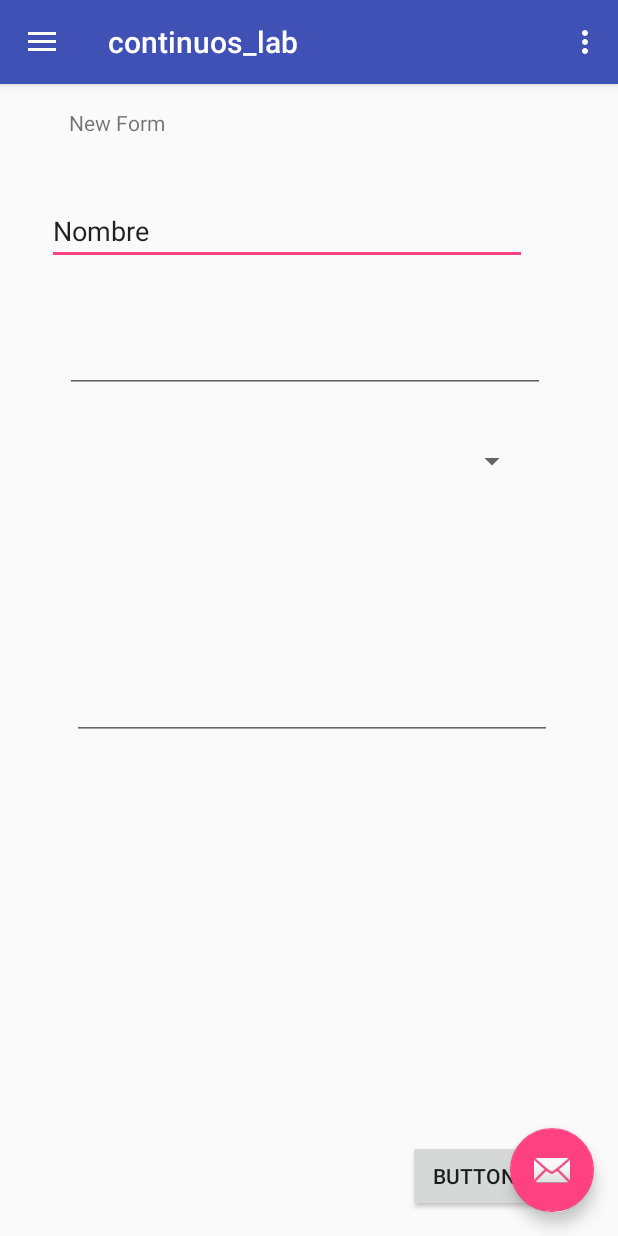
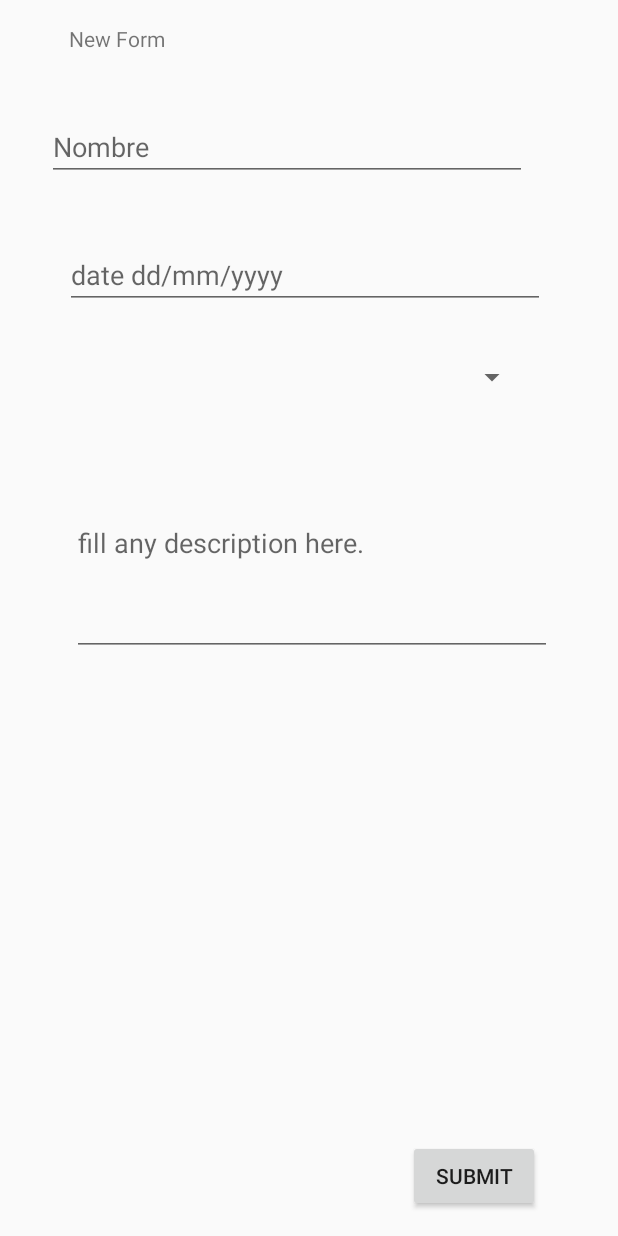
Before and after one commit to ICC-4102-APLICACIONESMOVILES/laboratorio-6-Diego-Beckdorf, an Android app: the screen it shows after launch (MainActivity), in the side drawer, after a tap on "New Form", on a phone screen of 412 x 824 dp. Run offline under Robolectric (Android 15) with nearby library versions, the phone set to English and light mode, and no system bars; our stand-ins replace Room's generated code.

Commit message:
Redefined database and fixing fragments calls.

```diff
--- a/app/src/main/java/com/example/diego/continuos_lab/MainActivity.java
+++ b/app/src/main/java/com/example/diego/continuos_lab/MainActivity.java
@@ -1,5 +1,6 @@
 package com.example.diego.continuos_lab;
 
+import android.arch.persistence.room.Room;
 import android.os.Bundle;
 import android.support.design.widget.FloatingActionButton;
 import android.support.design.widget.Snackbar;
@@ -14,13 +15,23 @@ import android.support.v7.widget.Toolbar;
 import android.view.Menu;
 import android.view.MenuItem;
 
+import com.example.diego.continuos_lab.database.AppDatabase;
+
 public class MainActivity extends AppCompatActivity
         implements NavigationView.OnNavigationItemSelectedListener {
 
+    private static final String DATABASE_NAME = "forms_db";
+    private AppDatabase appDatabase;
 
     @Override
     protected void onCreate(Bundle savedInstanceState) {
         super.onCreate(savedInstanceState);
+
+        appDatabase = Room.databaseBuilder(getApplicationContext(),
+                AppDatabase.class, DATABASE_NAME)
+                .fallbackToDestructiveMigration()
+                .build();
+
         setContentView(R.layout.activity_main);
         Toolbar toolbar = findViewById(R.id.toolbar);
         setSupportActionBar(toolbar);
@@ -147,4 +158,8 @@ public class MainActivity extends AppCompatActivity
         drawer.closeDrawer(GravityCompat.START);
         return true;
     }
+
+    public AppDatabase getAppDatabase() {
+        return appDatabase;
+    }
 }
--- a/app/src/main/java/com/example/diego/continuos_lab/NewFormFragment.java
+++ b/app/src/main/java/com/example/diego/continuos_lab/NewFormFragment.java
@@ -4,9 +4,14 @@ import android.content.Context;
 import android.net.Uri;
 import android.os.Bundle;
 import android.support.v4.app.Fragment;
+import android.support.v4.app.FragmentActivity;
 import android.view.LayoutInflater;
 import android.view.View;
 import android.view.ViewGroup;
+import android.widget.Button;
+
+import com.example.diego.continuos_lab.database_interface.DaoAccess;
+import com.example.diego.continuos_lab.database_orm.Form;
 
 
 /**
@@ -52,10 +57,36 @@ public class NewFormFragment extends Fragment {
     @Override
     public void onCreate(Bundle savedInstanceState) {
         super.onCreate(savedInstanceState);
+
         if (getArguments() != null) {
             mParam1 = getArguments().getString(ARG_PARAM1);
             mParam2 = getArguments().getString(ARG_PARAM2);
         }
+
+        final MainActivity activity = (MainActivity) getActivity();
+        activity.setContentView(R.layout.fragment_new_form);
+
+        final Button button = activity.findViewById(R.id.formSubmit);
+        button.setOnClickListener(new View.OnClickListener() {
+            public void onClick(View v) {
+                View nameView = v.findViewById(R.id.name);
+                final String name = nameView.toString();
+                View dateView = v.findViewById(R.id.date);
+                final String date = dateView.toString();
+                View categoryView = v.findViewById(R.id.category);
+                final String category = categoryView.toString();
+                View descriptionView = v.findViewById(R.id.description);
+                final String description = descriptionView.toString();
+                new Thread(new Runnable() {
+                    @Override
+                    public void run() {
+                        Form newForm = new Form(name, date, category, description);
+                        DaoAccess dao = activity.getAppDatabase().daoAccess();
+                        dao.insertSingleForm(newForm);
+                    }
+                }).start();
+            }
+        });
     }
 
     @Override
--- /dev/null
+++ b/app/src/main/java/com/example/diego/continuos_lab/database/AppDatabase.java
@@ -0,0 +1,17 @@
+package com.example.diego.continuos_lab.database;
+
+import android.arch.persistence.room.Database;
+import android.arch.persistence.room.RoomDatabase;
+
+import com.example.diego.continuos_lab.database_interface.DaoAccess;
+import com.example.diego.continuos_lab.database_orm.User;
+import com.example.diego.continuos_lab.database_orm.Form;
+import com.example.diego.continuos_lab.database_orm.Question;
+import com.example.diego.continuos_lab.database_orm.Answer;
+import com.example.diego.continuos_lab.database_orm.AnswerSet;
+
+@Database(entities = {User.class, Form.class, Question.class, Answer.class, AnswerSet.class},
+        version = 1, exportSchema = false)
+public abstract class AppDatabase extends RoomDatabase {
+    public abstract DaoAccess daoAccess() ;
+}
--- a/app/src/main/java/com/example/diego/continuos_lab/database_interface/DaoAccess.java
+++ b/app/src/main/java/com/example/diego/continuos_lab/database_interface/DaoAccess.java
@@ -1,8 +1,84 @@
 package com.example.diego.continuos_lab.database_interface;
 
-/**
- * Created by diego on 10-04-2018.
- */
+import android.arch.persistence.room.Dao;
+import android.arch.persistence.room.Delete;
+import android.arch.persistence.room.Insert;
+import android.arch.persistence.room.OnConflictStrategy;
+import android.arch.persistence.room.Query;
+import android.arch.persistence.room.Update;
 
+import com.example.diego.continuos_lab.database_orm.Answer;
+import com.example.diego.continuos_lab.database_orm.AnswerSet;
+import com.example.diego.continuos_lab.database_orm.Form;
+import com.example.diego.continuos_lab.database_orm.Question;
+import com.example.diego.continuos_lab.database_orm.User;
+
+import java.util.List;
+
+@Dao
 public interface DaoAccess {
+    //region Single Insertion
+    @Insert
+    void insertSingleUSer(User user);
+    @Insert
+    void insertSingleForm(Form form);
+    @Insert
+    void insertSingleQuestion(Question question);
+    @Insert
+    void insertSingleAnswer(Answer answer);
+    @Insert
+    void insertSingleAnswerSet(AnswerSet answerSet);
+    //endregion
+
+    //region Get all
+    @Query  ("SELECT * FROM User")
+    List<User> getUsers();
+    @Query  ("SELECT * FROM Form")
+    List<Form> getForms();
+    @Query  ("SELECT * FROM Question")
+    List<Question> getQuestions();
+    @Query  ("SELECT * FROM Answer")
+    List<Answer> getAnswers();
+    @Query  ("SELECT * FROM AnswerSet")
+    List<AnswerSet> getAnswerSets();
+    //endregion
+
+    //region Get by id
+    @Query ("SELECT * FROM User WHERE userId = :userId")
+    User getUser(int userId);
+    @Query ("SELECT * FROM Form WHERE formId = :formId")
+    Form getForm(int formId);
+    @Query ("SELECT * FROM Question WHERE questionId = :questionId")
+    Question getQuestion(int questionId);
+    @Query ("SELECT * FROM Answer WHERE answerId = :answerId")
+    Answer getAnswer(int answerId);
+    @Query ("SELECT * FROM AnswerSet WHERE answerSetId = :answerSetId")
+    AnswerSet getAnswerSet(int answerSetId);
+    //endregion
+
+    //region Update
+    @Update
+    void updateUser(User user);
+    @Update
+    void updateForm(Form form);
+    @Update
+    void updateQuestion(Question question);
+    @Update
+    void updateAnswer(Answer answer);
+    @Update
+    void updateAnswerSet(AnswerSet answerSet);
+    //endregion
+
+    //region Delete
+    @Delete
+    void deleteUser(User user);
+    @Delete
+    void deleteForm(Form form);
+    @Delete
+    void deleteQuestion(Question question);
+    @Delete
+    void deleteAnswer(Answer answer);
+    @Delete
+    void deleteAnswerSet(AnswerSet answerSet);
+    //endregion
 }
--- a/app/src/main/java/com/example/diego/continuos_lab/database_orm/Form.java
+++ b/app/src/main/java/com/example/diego/continuos_lab/database_orm/Form.java
@@ -14,7 +14,11 @@ public class Form {
     private String category;
     private String description;
 
-    public Form() {
+    public Form(String name, String date, String category, String description) {
+        this.name = name;
+        this.date = date;
+        this.category = category;
+        this.description = description;
     }
 
     @NonNull
--- a/app/src/main/res/layout/content_main.xml
+++ b/app/src/main/res/layout/content_main.xml
@@ -1,5 +1,6 @@
 <?xml version="1.0" encoding="utf-8"?>
-<android.support.constraint.ConstraintLayout xmlns:android="http://schemas.android.com/apk/res/android"
+<android.support.constraint.ConstraintLayout
+    xmlns:android="http://schemas.android.com/apk/res/android"
     xmlns:app="http://schemas.android.com/apk/res-auto"
     xmlns:tools="http://schemas.android.com/tools"
     android:layout_width="match_parent"
--- a/app/src/main/res/layout/fragment_new_form.xml
+++ b/app/src/main/res/layout/fragment_new_form.xml
@@ -1,3 +1,8 @@
+<FrameLayout xmlns:android="http://schemas.android.com/apk/res/android"
+    xmlns:tools="http://schemas.android.com/tools"
+    android:layout_width="match_parent"
+    android:layout_height="match_parent"
+    tools:context="com.example.diego.continuos_lab.SummaryFragment">
     <android.support.constraint.ConstraintLayout xmlns:android="http://schemas.android.com/apk/res/android"
         xmlns:app="http://schemas.android.com/apk/res-auto"
         xmlns:tools="http://schemas.android.com/tools"
@@ -16,73 +21,76 @@
             android:layout_marginEnd="16dp"
             android:layout_marginStart="16dp"
             android:layout_marginTop="16dp"
-        android:text="New Form"
-        app:layout_constraintBottom_toTopOf="@+id/editText"
+            android:text="@string/new_form_title"
+            app:layout_constraintBottom_toTopOf="@+id/name"
             app:layout_constraintEnd_toEndOf="parent"
             app:layout_constraintStart_toStartOf="parent"
             app:layout_constraintTop_toTopOf="parent" />
 
         <EditText
-        android:id="@+id/editText"
+            android:id="@+id/name"
             android:layout_width="320dp"
             android:layout_height="wrap_content"
             android:layout_marginBottom="40dp"
             android:layout_marginStart="16dp"
             android:ems="10"
             android:inputType="textPersonName"
-        android:text="Nombre"
-        app:layout_constraintBottom_toTopOf="@+id/editText6"
+            android:hint="@string/form_name_hint"
+            app:layout_constraintBottom_toTopOf="@+id/date"
             app:layout_constraintEnd_toEndOf="@+id/textView2"
             app:layout_constraintStart_toStartOf="parent"
             app:layout_constraintTop_toBottomOf="@+id/textView2" />
 
         <EditText
-        android:id="@+id/editText5"
+            android:id="@+id/date"
+            android:layout_width="320dp"
+            android:layout_height="wrap_content"
+            android:layout_marginBottom="33dp"
+            android:layout_marginEnd="22dp"
+            android:layout_marginStart="16dp"
+            android:ems="10"
+            android:hint="@string/form_date_hint"
+            android:inputType="date"
+            app:layout_constraintBottom_toTopOf="@+id/category"
+            app:layout_constraintEnd_toEndOf="parent"
+            app:layout_constraintStart_toStartOf="parent"
+            app:layout_constraintTop_toBottomOf="@+id/name" />
+
+        <Spinner
+            android:id="@+id/category"
+            android:layout_width="320dp"
+            android:layout_height="wrap_content"
+            android:layout_marginBottom="57dp"
+            android:layout_marginStart="16dp"
+            app:layout_constraintBottom_toTopOf="@+id/description"
+            app:layout_constraintEnd_toEndOf="@+id/description"
+            app:layout_constraintStart_toStartOf="parent"
+            app:layout_constraintTop_toBottomOf="@+id/date" />
+
+        <EditText
+            android:id="@+id/description"
             android:layout_width="320dp"
             android:layout_height="150dp"
             android:layout_marginEnd="20dp"
             android:layout_marginStart="16dp"
             android:layout_marginTop="24dp"
             android:ems="10"
+            android:hint="@string/form_description_hint"
             android:inputType="textMultiLine"
             app:layout_constraintEnd_toEndOf="parent"
             app:layout_constraintHorizontal_bias="0.571"
             app:layout_constraintStart_toStartOf="parent"
-        app:layout_constraintTop_toBottomOf="@+id/spinner" />
-
-    <EditText
-        android:id="@+id/editText6"
-        android:layout_width="320dp"
-        android:layout_height="wrap_content"
-        android:layout_marginBottom="33dp"
-        android:layout_marginEnd="22dp"
-        android:layout_marginStart="16dp"
-        android:ems="10"
-        android:inputType="date"
-        app:layout_constraintBottom_toTopOf="@+id/spinner"
-        app:layout_constraintEnd_toEndOf="parent"
-        app:layout_constraintStart_toStartOf="parent"
-        app:layout_constraintTop_toBottomOf="@+id/editText" />
-
-    <Spinner
-        android:id="@+id/spinner"
-        android:layout_width="320dp"
-        android:layout_height="wrap_content"
-        android:layout_marginBottom="57dp"
-        android:layout_marginStart="16dp"
-        app:layout_constraintBottom_toTopOf="@+id/editText5"
-        app:layout_constraintEnd_toEndOf="@+id/editText5"
-        app:layout_constraintStart_toStartOf="parent"
-        app:layout_constraintTop_toBottomOf="@+id/editText6" />
+            app:layout_constraintTop_toBottomOf="@+id/category" />
 
         <Button
-        android:id="@+id/button"
+            android:id="@+id/formSubmit"
             android:layout_width="wrap_content"
             android:layout_height="wrap_content"
             android:layout_marginBottom="16dp"
             android:layout_marginEnd="8dp"
-        android:text="Button"
+            android:text="@string/new_form_submit"
             app:layout_constraintBottom_toBottomOf="parent"
-        app:layout_constraintEnd_toEndOf="@+id/editText5" />
+            app:layout_constraintEnd_toEndOf="@+id/description"/>
 
     </android.support.constraint.ConstraintLayout>
+</FrameLayout>
--- a/app/src/main/res/values/strings.xml
+++ b/app/src/main/res/values/strings.xml
@@ -23,4 +23,9 @@
     <string name="permission_rationale">"Contacts permissions are needed for providing email
         completions."
     </string>
+    <string name="form_name_hint">Nombre</string>
+    <string name="form_date_hint">date dd/mm/yyyy</string>
+    <string name="form_description_hint">fill any description here.</string>
+    <string name="new_form_title">New Form</string>
+    <string name="new_form_submit">Submit</string>
 </resources>
```
Also changed, not shown: app/src/main/java/com/example/diego/continuos_lab/FormFragment.java (+37 -0 lines), app/src/main/java/com/example/diego/continuos_lab/database/AnswerDatabase.java (deleted, +0 -12 lines), app/src/main/java/com/example/diego/continuos_lab/database/AnswerSetDatabase.java (deleted, +0 -12 lines), app/src/main/java/com/example/diego/continuos_lab/database/FormDatabase.java (deleted, +0 -12 lines), app/src/main/java/com/example/diego/continuos_lab/database/QuestionDatabase.java (deleted, +0 -12 lines), app/src/main/java/com/example/diego/continuos_lab/database/UserDatabase.java (deleted, +0 -12 lines), app/src/main/java/com/example/diego/continuos_lab/database_orm/AnswerSet.java (+34 -1 lines), app/src/main/java/com/example/diego/continuos_lab/database_orm/User.java (+30 -0 lines), app/src/main/res/layout/forms_table.xml (added, +17 -0 lines), app/src/main/res/layout/fragment_form.xml (+5 -8 lines). Lines whose indentation alone changed are shown as unchanged.
